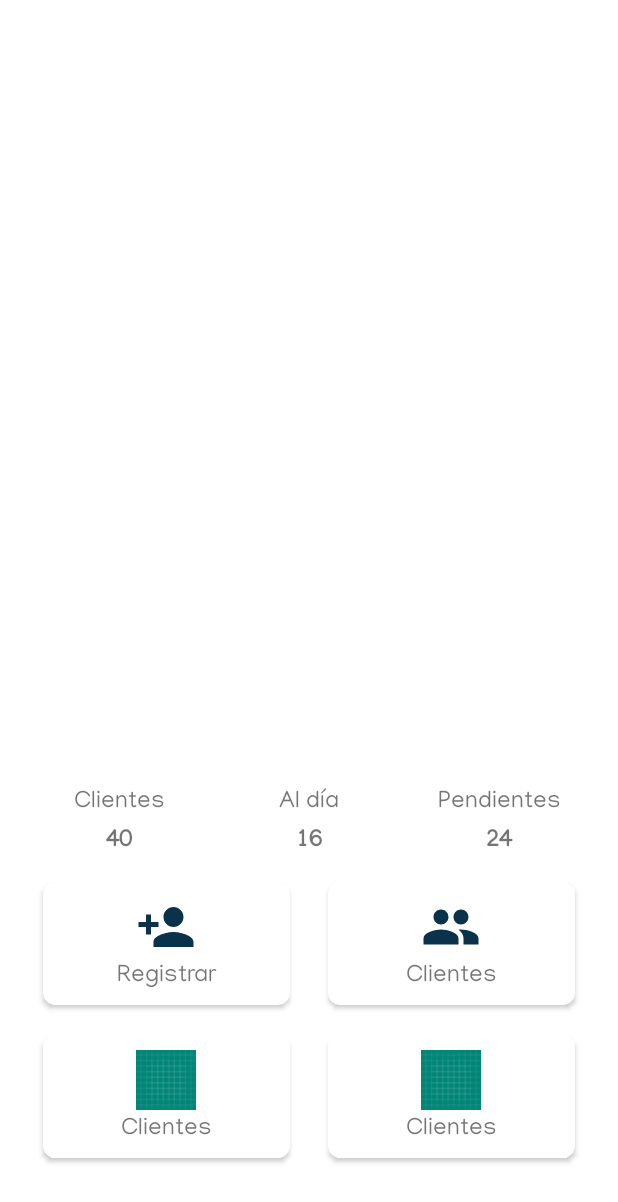
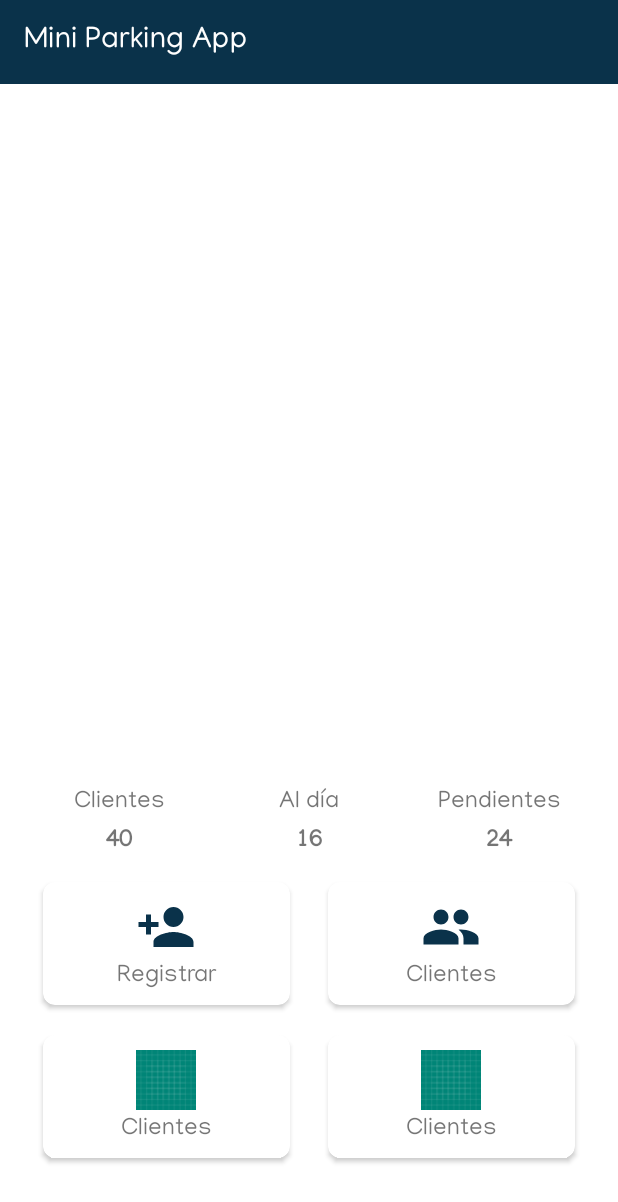
Before and after one commit to Bikcodeh/parkingkotlin, an Android app: the screen it shows after launch (MainActivity), on a phone screen of 412 x 824 dp. Shown: the top 1202 px of the screen. Run offline under Robolectric (Android 15) with nearby library versions, the phone set to English and light mode, and no system bars; our stand-ins replace ButterKnife, Room's generated code; libraries missing offline, so code that uses them is left out: com.blogspot.atifsoftwares, es.dmoral.toasty; 7 statements that could not run were skipped.

Commit message:
UI: agrega action bar al main activity
-Agrega string

```diff
--- a/app/src/main/java/com/example/parkingkotlin/activity/main/view/MainActivity.kt
+++ b/app/src/main/java/com/example/parkingkotlin/activity/main/view/MainActivity.kt
@@ -38,6 +38,10 @@ class MainActivity : AppCompatActivity(), MainView {
 
     private fun initComponents(){
         ButterKnife.bind(this)
+
+        setSupportActionBar(findViewById(R.id.main_toolbar))
+        title = getString(R.string.title_main)
+
         presenter = MainPresenterImpl(this ,application, this)
 
         presenter.getTotalClients()
--- a/app/src/main/res/layout/activity_main.xml
+++ b/app/src/main/res/layout/activity_main.xml
@@ -5,6 +5,8 @@
     android:layout_width="match_parent"
     android:layout_height="match_parent"
     tools:context=".activity.main.view.MainActivity">
+
+    <include layout="@layout/action_bar" />
 
     <LinearLayout
         android:id="@+id/main_llyout_totals"
--- a/app/src/main/res/values/strings.xml
+++ b/app/src/main/res/values/strings.xml
@@ -32,4 +32,5 @@
     <string name="created_by">Creado por la calidad de yerno</string>
     <string name="title_splash">Mini Parking App</string>
     <string name="no_clients">No hay clientes registrados</string>
+    <string name="title_main">Mini Parking App</string>
 </resources>
```
